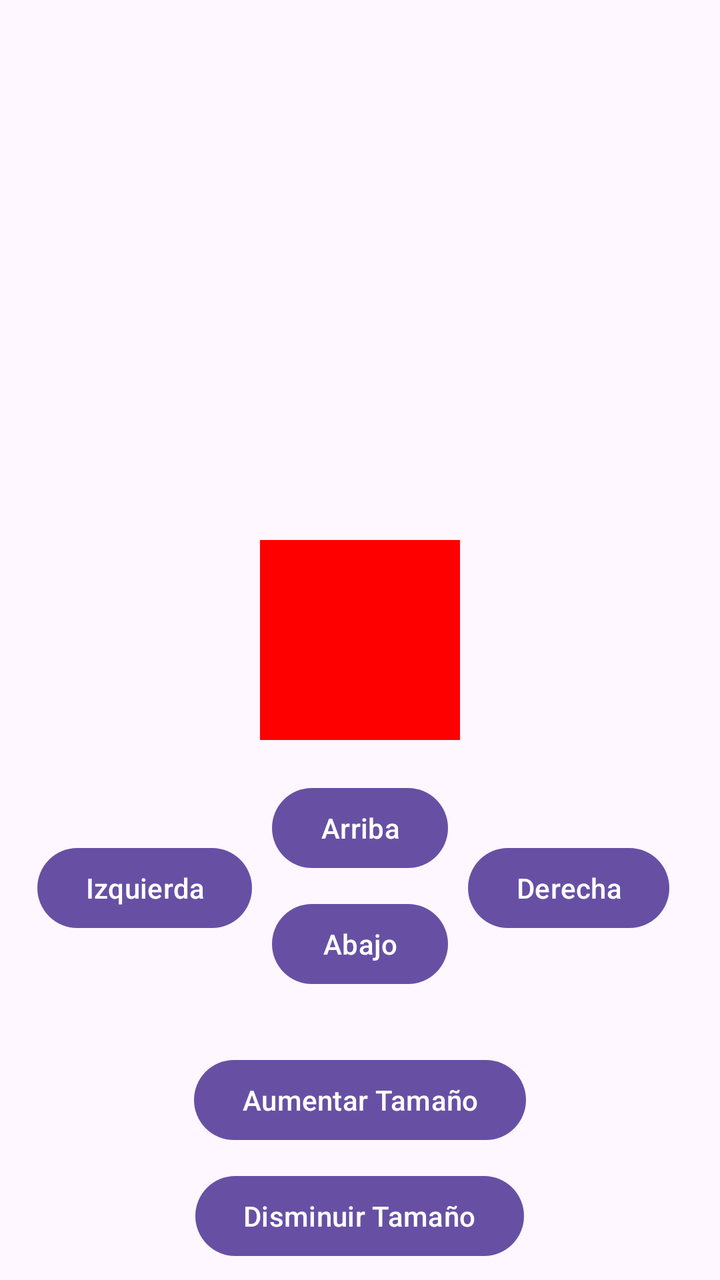
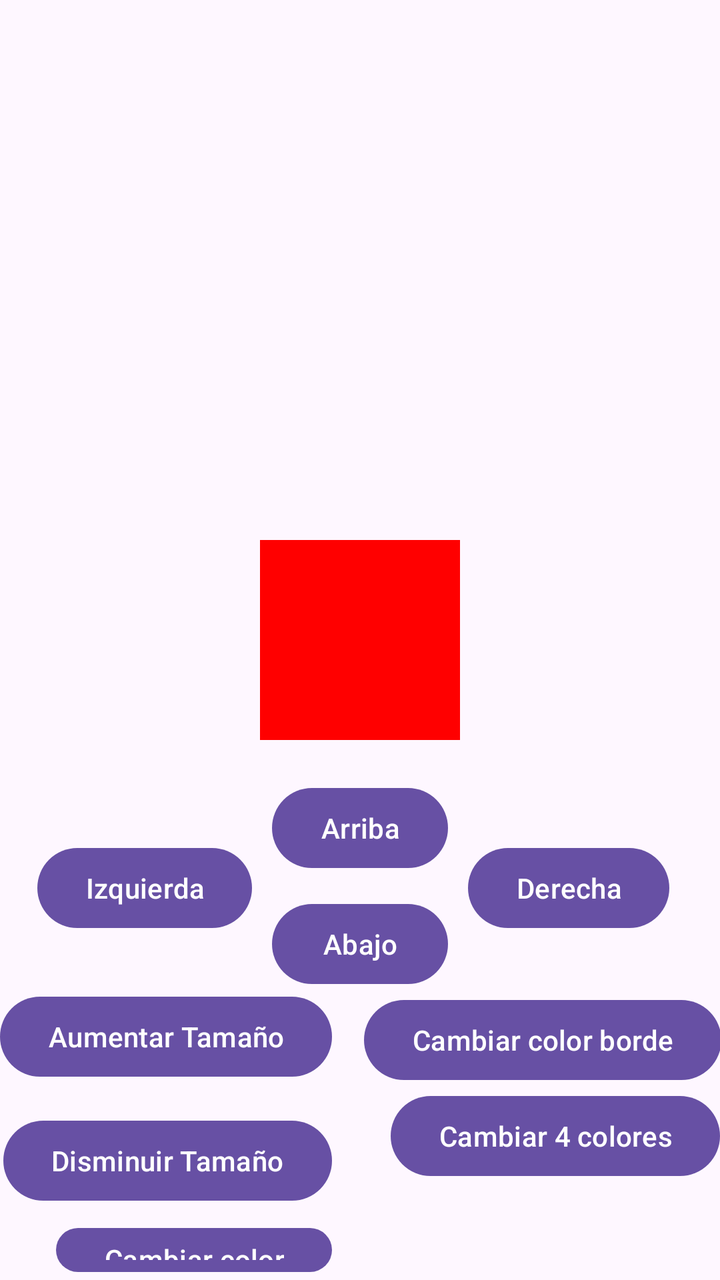

Compare the two renders of this Android layout. The source of the first and the diff that turns it into the second are given below.
<!-- AndroidManifest.xml: application theme Theme.Cuadrado -->
<!-- res/layout/activity_main.xml -->
<RelativeLayout xmlns:android="http://schemas.android.com/apk/res/android" xmlns:app="http://schemas.android.com/apk/res-auto" xmlns:tools="http://schemas.android.com/tools" android:id="@+id/main" android:layout_width="match_parent" android:layout_height="match_parent" tools:context=".MainActivity">

    <View android:id="@+id/cuadrado" android:layout_width="100dp" android:layout_height="100dp" android:layout_centerInParent="true" android:background="#FF0000"/>

    <Button
        android:id="@+id/buttonArriba"
        android:layout_width="wrap_content"
        android:layout_height="wrap_content"
        android:layout_below="@id/cuadrado"
        android:layout_centerHorizontal="true"
        android:layout_marginTop="20dp"
        android:text="Arriba" />
    <Button android:id="@+id/buttonAbajo" android:layout_width="wrap_content" android:layout_height="wrap_content" android:layout_below="@id/buttonArriba" android:layout_centerHorizontal="true" android:layout_marginTop="10dp" android:text="Abajo"/>
    <Button android:id="@+id/buttonIzquierda" android:layout_width="wrap_content" android:layout_height="wrap_content" android:layout_below="@id/cuadrado" android:layout_marginTop="50dp" android:layout_marginEnd="10dp" android:layout_toStartOf="@id/buttonArriba" android:text="Izquierda"/>
    <Button android:id="@+id/buttonDerecha" android:layout_width="wrap_content" android:layout_height="wrap_content" android:layout_below="@id/cuadrado" android:layout_marginStart="10dp" android:layout_marginTop="50dp" android:layout_toEndOf="@id/buttonArriba" android:text="Derecha"/>

    <Button
        android:id="@+id/aumentarTamaño"
        android:layout_width="wrap_content"
        android:layout_height="wrap_content"
        android:layout_below="@id/buttonAbajo"
        android:layout_centerHorizontal="true"
        android:layout_marginTop="30dp"
        android:text="Aumentar Tamaño" />

    <Button
        android:id="@+id/disminuirTamanio"
        android:layout_width="wrap_content"
        android:layout_height="wrap_content"
        android:layout_below="@id/aumentarTamaño"
        android:layout_centerHorizontal="true"
        android:layout_marginTop="10dp"
        android:text="Disminuir Tamaño" />

    <Button
        android:id="@+id/buttonCambiarColor"
        android:layout_width="wrap_content"
        android:layout_height="wrap_content"
        android:layout_below="@id/disminuirTamanio"
        android:layout_centerHorizontal="true"
        android:layout_marginTop="10dp"
        android:text="Cambiar color" />

</RelativeLayout>
<!-- resources referenced by this layout -->
<resources>
  <style name="Theme.Cuadrado" parent="Base.Theme.Cuadrado" />
  <style name="Base.Theme.Cuadrado" parent="Theme.Material3.DayNight.NoActionBar">
          
          
      </style>
</resources>

<!-- the commit's change to res/layout/activity_main.xml (unified diff, before → after) -->
@@ -1,4 +1,5 @@
-<RelativeLayout xmlns:android="http://schemas.android.com/apk/res/android" xmlns:app="http://schemas.android.com/apk/res-auto" xmlns:tools="http://schemas.android.com/tools" android:id="@+id/main" android:layout_width="match_parent" android:layout_height="match_parent" tools:context=".MainActivity">
+<RelativeLayout xmlns:android="http://schemas.android.com/apk/res/android" xmlns:app="http://schemas.android.com/apk/res-auto" xmlns:tools="http://schemas.android.com/tools" android:id="@+id/main" android:layout_width="match_parent" android:layout_height="match_parent"
+    tools:context=".MainActivity">
 
     <View android:id="@+id/cuadrado" android:layout_width="100dp" android:layout_height="100dp" android:layout_centerInParent="true" android:background="#FF0000"/>
 
@@ -19,8 +20,7 @@
         android:layout_width="wrap_content"
         android:layout_height="wrap_content"
         android:layout_below="@id/buttonAbajo"
-        android:layout_centerHorizontal="true"
-        android:layout_marginTop="30dp"
+        android:layout_marginTop="-2dp"
         android:text="Aumentar Tamaño" />
 
     <Button
@@ -28,17 +28,36 @@
         android:layout_width="wrap_content"
         android:layout_height="wrap_content"
         android:layout_below="@id/aumentarTamaño"
-        android:layout_centerHorizontal="true"
-        android:layout_marginTop="10dp"
+        android:layout_alignRight="@id/aumentarTamaño"
+        android:layout_marginTop="14dp"
         android:text="Disminuir Tamaño" />
 
     <Button
         android:id="@+id/buttonCambiarColor"
         android:layout_width="wrap_content"
         android:layout_height="wrap_content"
-        android:layout_below="@id/disminuirTamanio"
-        android:layout_centerHorizontal="true"
-        android:layout_marginTop="10dp"
+        android:layout_below="@id/buttonAbajo"
+        android:layout_alignRight="@id/aumentarTamaño"
+        android:layout_marginTop="114dp"
         android:text="Cambiar color" />
 
+    <Button
+        android:id="@+id/cambiarColorBorde"
+        android:layout_width="wrap_content"
+        android:layout_height="wrap_content"
+        android:layout_below="@id/buttonAbajo"
+        android:layout_alignRight="@id/aumentarTamaño"
+        android:layout_alignParentRight="true"
+        android:layout_marginTop="0dp"
+        android:layout_marginRight="-1dp"
+        android:text="Cambiar color borde" />
+
+    <Button
+        android:id="@+id/cuatroColor"
+        android:layout_width="wrap_content"
+        android:layout_height="wrap_content"
+        android:layout_below="@id/cambiarColorBorde"
+        android:layout_alignParentRight="true"
+        android:text="Cambiar 4 colores" />
+
 </RelativeLayout>
